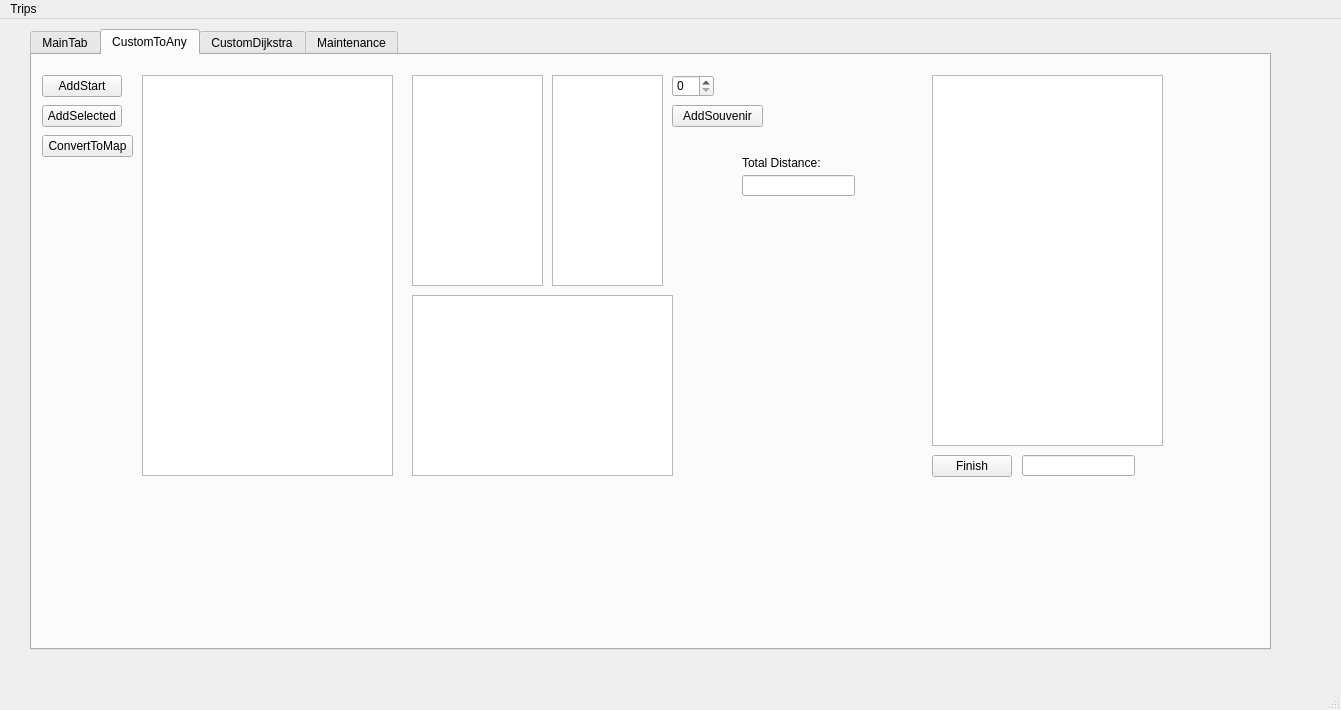
Savant-sys/College-Touring, file CS1D-Group-Project-2-main/CollegeTouring/mainwindow.ui: the form before one commit.
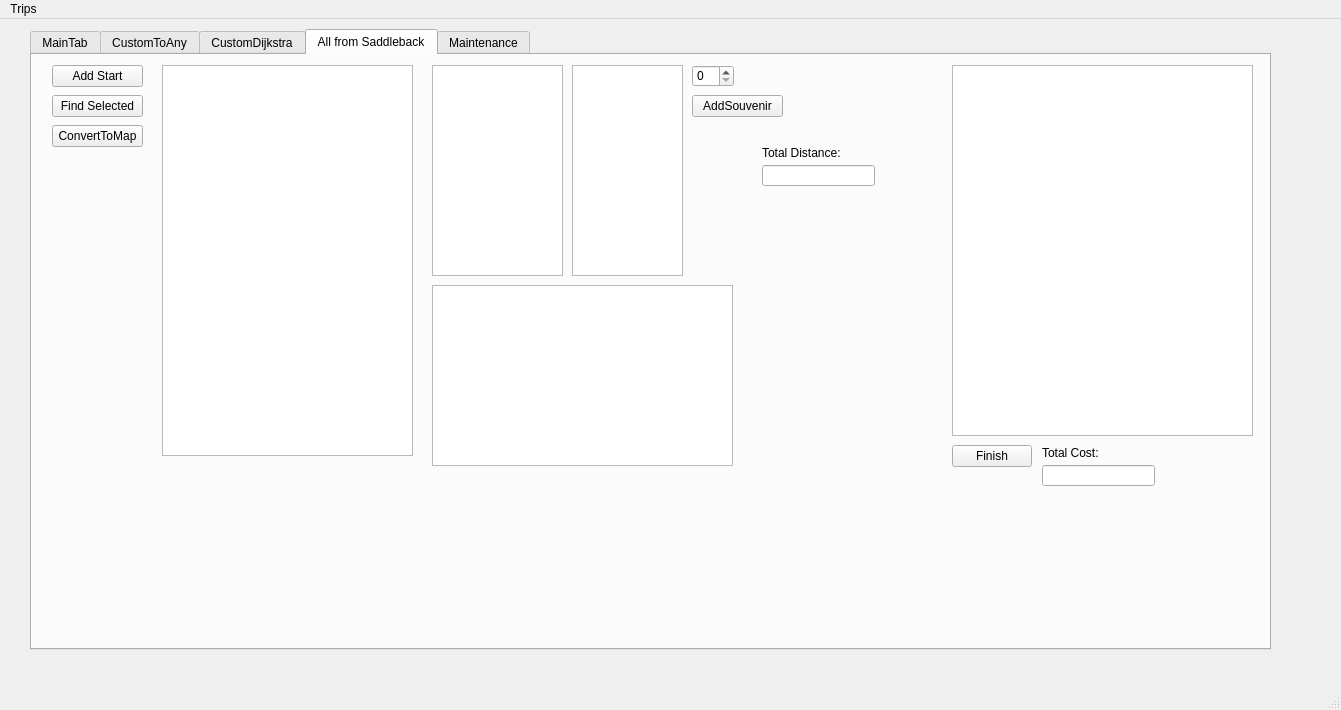
The form after the commit. The open tabs and pages were chosen to show the change.

Commit message: All from saddleback and Custom Recursive Done

Patch:
```diff
--- a/CS1D-Group-Project-2-main/CollegeTouring/mainwindow.ui
+++ b/CS1D-Group-Project-2-main/CollegeTouring/mainwindow.ui
@@ -162,7 +162,7 @@
          <rect>
           <x>900</x>
           <y>20</y>
-          <width>231</width>
+          <width>301</width>
           <height>371</height>
          </rect>
         </property>
@@ -218,7 +218,7 @@
          <rect>
           <x>380</x>
           <y>240</y>
-          <width>261</width>
+          <width>301</width>
           <height>181</height>
          </rect>
         </property>
@@ -312,7 +312,7 @@
         <property name="geometry">
          <rect>
           <x>990</x>
-          <y>400</y>
+          <y>420</y>
           <width>113</width>
           <height>21</height>
          </rect>
@@ -383,6 +383,185 @@
         </property>
        </widget>
       </widget>
+      <widget class="QWidget" name="tab_5">
+       <attribute name="title">
+        <string>All from Saddleback</string>
+       </attribute>
+       <widget class="QPushButton" name="addStateD_2">
+        <property name="geometry">
+         <rect>
+          <x>20</x>
+          <y>10</y>
+          <width>91</width>
+          <height>22</height>
+         </rect>
+        </property>
+        <property name="text">
+         <string>Add Start</string>
+        </property>
+       </widget>
+       <widget class="QListWidget" name="AllSaddlebackList">
+        <property name="geometry">
+         <rect>
+          <x>130</x>
+          <y>10</y>
+          <width>251</width>
+          <height>391</height>
+         </rect>
+        </property>
+       </widget>
+       <widget class="QPushButton" name="pushButton_6">
+        <property name="geometry">
+         <rect>
+          <x>20</x>
+          <y>40</y>
+          <width>91</width>
+          <height>22</height>
+         </rect>
+        </property>
+        <property name="text">
+         <string>Find Selected</string>
+        </property>
+       </widget>
+       <widget class="QPushButton" name="CustomConvert_3">
+        <property name="geometry">
+         <rect>
+          <x>20</x>
+          <y>70</y>
+          <width>91</width>
+          <height>22</height>
+         </rect>
+        </property>
+        <property name="text">
+         <string>ConvertToMap</string>
+        </property>
+       </widget>
+       <widget class="QSpinBox" name="spinBoxSA">
+        <property name="geometry">
+         <rect>
+          <x>660</x>
+          <y>10</y>
+          <width>42</width>
+          <height>22</height>
+         </rect>
+        </property>
+        <property name="maximum">
+         <number>10</number>
+        </property>
+       </widget>
+       <widget class="QPushButton" name="AddToCartSA">
+        <property name="geometry">
+         <rect>
+          <x>660</x>
+          <y>40</y>
+          <width>91</width>
+          <height>22</height>
+         </rect>
+        </property>
+        <property name="text">
+         <string>AddSouvenir</string>
+        </property>
+       </widget>
+       <widget class="QLineEdit" name="TotalDistSA">
+        <property name="geometry">
+         <rect>
+          <x>730</x>
+          <y>110</y>
+          <width>113</width>
+          <height>21</height>
+         </rect>
+        </property>
+       </widget>
+       <widget class="QListWidget" name="SaddlebackTripPrices">
+        <property name="geometry">
+         <rect>
+          <x>540</x>
+          <y>10</y>
+          <width>111</width>
+          <height>211</height>
+         </rect>
+        </property>
+       </widget>
+       <widget class="QListWidget" name="SaddlebackTripSouvs">
+        <property name="geometry">
+         <rect>
+          <x>400</x>
+          <y>10</y>
+          <width>131</width>
+          <height>211</height>
+         </rect>
+        </property>
+       </widget>
+       <widget class="QTableWidget" name="CartSaddleback">
+        <property name="geometry">
+         <rect>
+          <x>920</x>
+          <y>10</y>
+          <width>301</width>
+          <height>371</height>
+         </rect>
+        </property>
+       </widget>
+       <widget class="QLabel" name="label_4">
+        <property name="geometry">
+         <rect>
+          <x>730</x>
+          <y>90</y>
+          <width>101</width>
+          <height>16</height>
+         </rect>
+        </property>
+        <property name="text">
+         <string>Total Distance:</string>
+        </property>
+       </widget>
+       <widget class="QLabel" name="label_3">
+        <property name="geometry">
+         <rect>
+          <x>1010</x>
+          <y>390</y>
+          <width>81</width>
+          <height>16</height>
+         </rect>
+        </property>
+        <property name="text">
+         <string>Total Cost:</string>
+        </property>
+       </widget>
+       <widget class="QPushButton" name="SaddlbackFinish">
+        <property name="geometry">
+         <rect>
+          <x>920</x>
+          <y>390</y>
+          <width>80</width>
+          <height>22</height>
+         </rect>
+        </property>
+        <property name="text">
+         <string>Finish</string>
+        </property>
+       </widget>
+       <widget class="QTableWidget" name="SelectedCollegesList_2">
+        <property name="geometry">
+         <rect>
+          <x>400</x>
+          <y>230</y>
+          <width>301</width>
+          <height>181</height>
+         </rect>
+        </property>
+       </widget>
+       <widget class="QLineEdit" name="GrandTotalSA">
+        <property name="geometry">
+         <rect>
+          <x>1010</x>
+          <y>410</y>
+          <width>113</width>
+          <height>21</height>
+         </rect>
+        </property>
+       </widget>
+      </widget>
       <widget class="QWidget" name="tab_3">
        <attribute name="title">
         <string>Maintenance</string>
```
Left out of the diff: 15 changed lines with no effect on the pictures. The commit also changes 2 other files.
